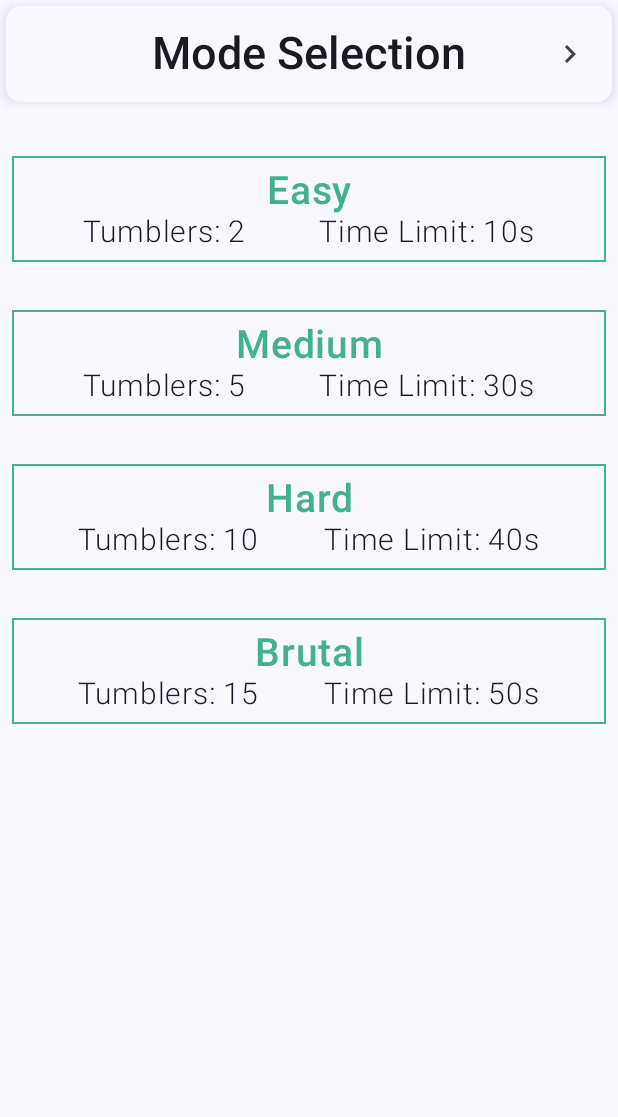
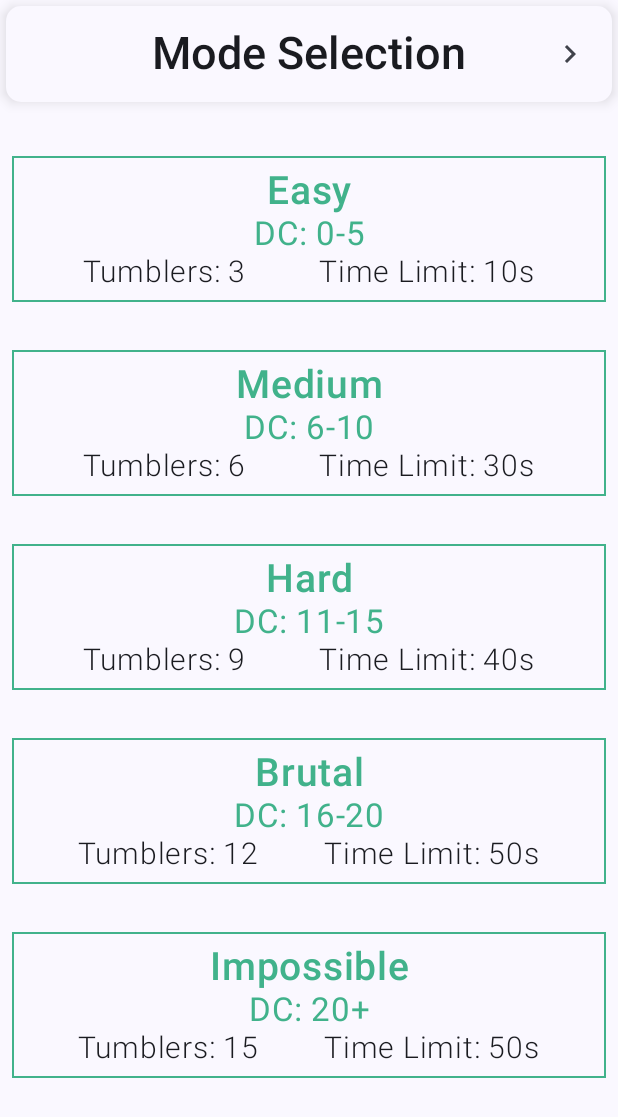
Before and after one commit to FeKent/DND-Lockpick, an Android app built with Jetpack Compose: the screen it shows after launch (MainActivity), after a tap on "Mode Selection Menu", on a phone screen of 412 x 824 dp. Shown: the top 1117 px of the screen. Run offline under Robolectric (Android 15) with nearby library versions, the phone set to English and light mode, and no system bars.

Commit message:
Edit difficulty of modes, and add DND elements
DC stands for 'Difficulty Class' and in this case would give the GM or Game Master an idea of how difficult it would be for players to complete

```diff
--- a/app/src/main/java/com/fekent/dndlockpick/composables/ModeScreen.kt
+++ b/app/src/main/java/com/fekent/dndlockpick/composables/ModeScreen.kt
@@ -40,10 +40,20 @@ fun ModeScreen(back: () -> Unit, modes: List<Mode>, modeChoice: (Mode) -> Unit)
         Spacer(modifier = Modifier.size(32.dp))
         modes.forEach {
             ModeItem(
+                difficulty = it.difficulty,
                 modeTitle = it.modeTitle,
                 modeTumblers = it.modeTumblers,
                 modeTimeLimit = it.modeTimeLimit,
-                modeChoice = { choice -> modeChoice(Mode(choice.modeTitle, choice.modeTumblers, choice.modeTimeLimit))}
+                modeChoice = { choice ->
+                    modeChoice(
+                        Mode(
+                            choice.difficulty,
+                            choice.modeTitle,
+                            choice.modeTumblers,
+                            choice.modeTimeLimit
+                        )
+                    )
+                }
             )
             Spacer(modifier = Modifier.size(32.dp))
         }
@@ -52,18 +62,32 @@ fun ModeScreen(back: () -> Unit, modes: List<Mode>, modeChoice: (Mode) -> Unit)
 }
 
 @Composable
-fun ModeItem(modeTitle: String, modeTumblers: Int, modeTimeLimit: Int, modeChoice: (Mode) -> Unit) {
+fun ModeItem(
+    difficulty: String,
+    modeTitle: String,
+    modeTumblers: Int,
+    modeTimeLimit: Int,
+    modeChoice: (Mode) -> Unit
+) {
     Row(
         modifier = Modifier
             .fillMaxWidth()
             .padding(horizontal = 8.dp)
             .border(1.dp, color = Color(65, 178, 139, 255))
-            .clickable { modeChoice(Mode(modeTitle, modeTumblers, modeTimeLimit)) }) {
+            .clickable { modeChoice(Mode(difficulty, modeTitle, modeTumblers, modeTimeLimit)) }) {
         Column(modifier = Modifier.padding(vertical = 8.dp)) {
             Text(
-                text = modeTitle,
+                text = difficulty,
                 fontWeight = FontWeight.SemiBold,
                 fontSize = 26.sp,
+                color = Color(65, 178, 139, 255),
+                modifier = Modifier.fillMaxWidth(),
+                textAlign = TextAlign.Center
+            )
+            Text(
+                text = modeTitle,
+                //fontWeight = FontWeight.Medium,
+                fontSize = 22.sp,
                 color = Color(65, 178, 139, 255),
                 modifier = Modifier.fillMaxWidth(),
                 textAlign = TextAlign.Center
--- a/app/src/main/java/com/fekent/dndlockpick/data/Mode.kt
+++ b/app/src/main/java/com/fekent/dndlockpick/data/Mode.kt
@@ -1,14 +1,16 @@
 package com.fekent.dndlockpick.data
 
 data class Mode(
+    val difficulty: String,
     val modeTitle: String,
     val modeTumblers: Int,
     val modeTimeLimit: Int,
 )
 
 val modes = listOf(
-    Mode("Easy", 2, 10),
-    Mode("Medium", 5, 30),
-    Mode("Hard", 10, 40),
-    Mode("Brutal", 15, 50)
+    Mode("Easy","DC: 0-5", 3, 10), //easy
+    Mode("Medium","DC: 6-10", 6, 30), //medium
+    Mode("Hard","DC: 11-15", 9, 40), //hard
+    Mode("Brutal","DC: 16-20", 12, 50), //brutal
+    Mode("Impossible","DC: 20+", 15, 50) //impossible
 )
```
